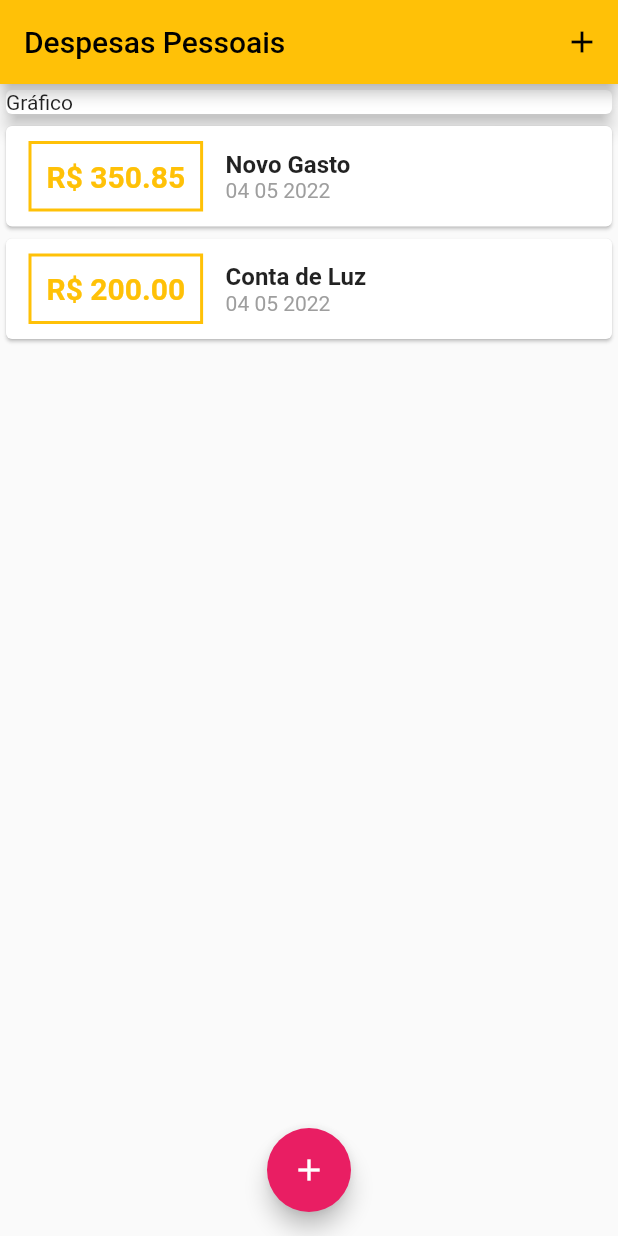
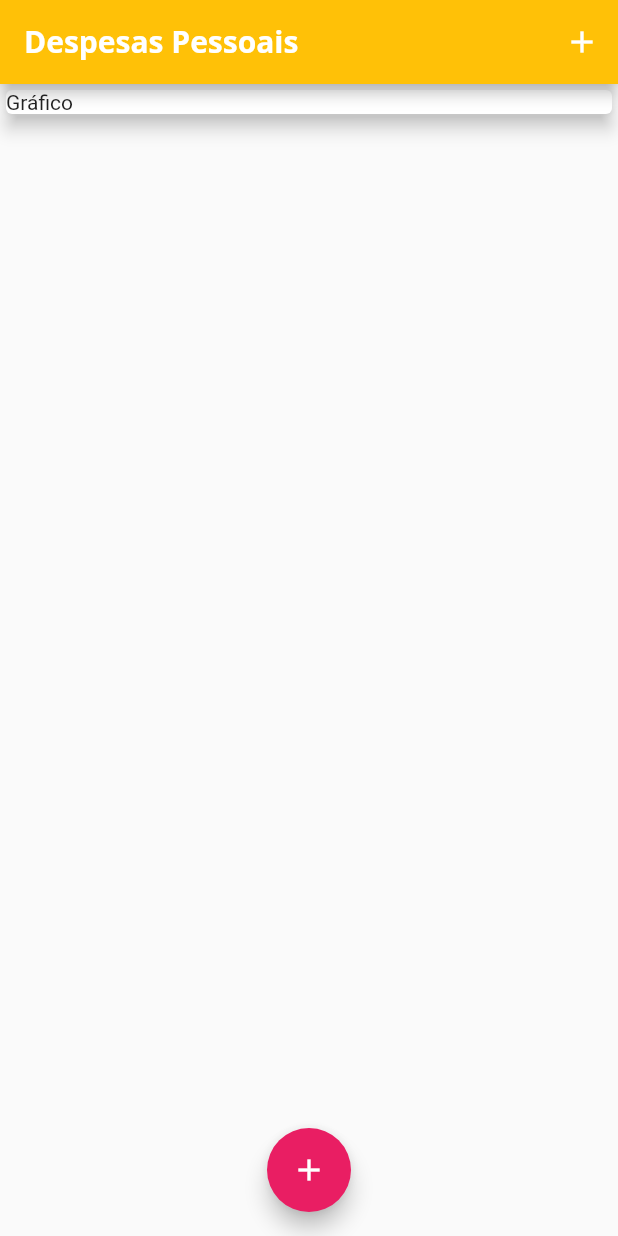
Before and after one commit to LucasWMedeiros/ProjetoGastosPessoais, a Flutter app: the screen it shows after launch, on a phone screen of 412 x 824 dp. Run offline on Flutter 3.47's test engine with Material 2 defaults, Android fonts, the phone set to English and light mode, and no system bars.

Commit message:
adicionando novas fontes

```diff
--- a/lib/main.dart
+++ b/lib/main.dart
@@ -10,15 +10,34 @@ import 'package:projeto_gastos/model/transaction.dart';
 main() => runApp(ExpansesApp());
 
 class ExpansesApp extends StatelessWidget {
+  final ThemeData tema = ThemeData();
   @override
   Widget build(BuildContext context) {
     return MaterialApp(
       home: MyHomePage(),
-      theme: ThemeData(
-        primarySwatch: Colors.amber,
-        accentColor: Colors.pink
-      ),
-    );
+      theme: tema.copyWith(
+        colorScheme: tema.colorScheme.copyWith(
+        primary: Colors.amber,
+        secondary: Colors.pink,
+        ),
+        textTheme: tema.textTheme.copyWith(
+            headline6: TextStyle(
+              fontFamily: 'OpenSans',
+              fontSize: 18,
+              fontWeight: FontWeight.bold,
+              color: Colors.black
+            )
+          ),
+          appBarTheme: AppBarTheme(
+            titleTextStyle: TextStyle(
+              fontFamily: 'OpenSans',
+              fontSize: 20,
+              fontWeight: FontWeight.bold
+            )
+          )
+
+    ));
+
   }
 }
 
@@ -28,11 +47,11 @@ class MyHomePage extends StatefulWidget {
 }
 
 class _MyHomePageState extends State<MyHomePage> {
-  final _transaction = [
-    Transaction(
-        id: 't1', tittle: 'Novo Gasto', value: 350.85, data: DateTime.now()),
-    Transaction(
-        id: 't2', tittle: 'Conta de Luz', value: 200.00, data: DateTime.now())
+  final List<Transaction> _transaction = [
+    // Transaction(
+    //     id: 't1', tittle: 'Novo Gasto', value: 350.85, data: DateTime.now()),
+    // Transaction(
+    //     id: 't2', tittle: 'Conta de Luz', value: 200.00, data: DateTime.now())
   ];
 
   void _addTransaction(String tittle, double value) {
@@ -65,7 +84,7 @@ class _MyHomePageState extends State<MyHomePage> {
         actions: [
           IconButton(
             icon: Icon(Icons.add),
-            onPressed: () =>_opneTransactionForm(context),
+            onPressed: () => _opneTransactionForm(context),
           )
         ],
       ),
```
Also changed, not shown: pubspec.yaml (+13 -12 lines), assets/fonts/OpenSans-Bold.ttf (added), assets/fonts/OpenSans-Regular.ttf (added), assets/fonts/Quicksand-Bold.ttf (added), assets/fonts/Quicksand-Regular.ttf (added).
